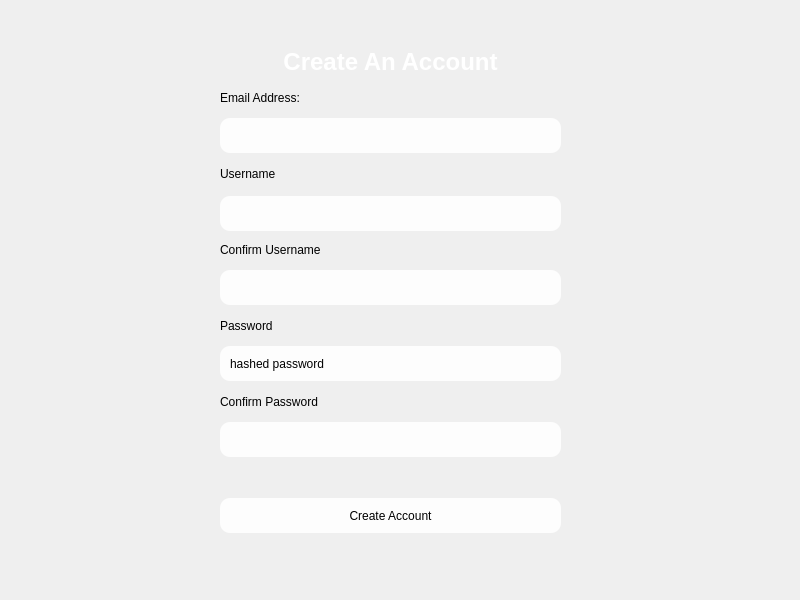
First picture: the form in QTCreator/createaccount.ui, repository iviej1998/Smart-Pet-Dashboard, before the edit.
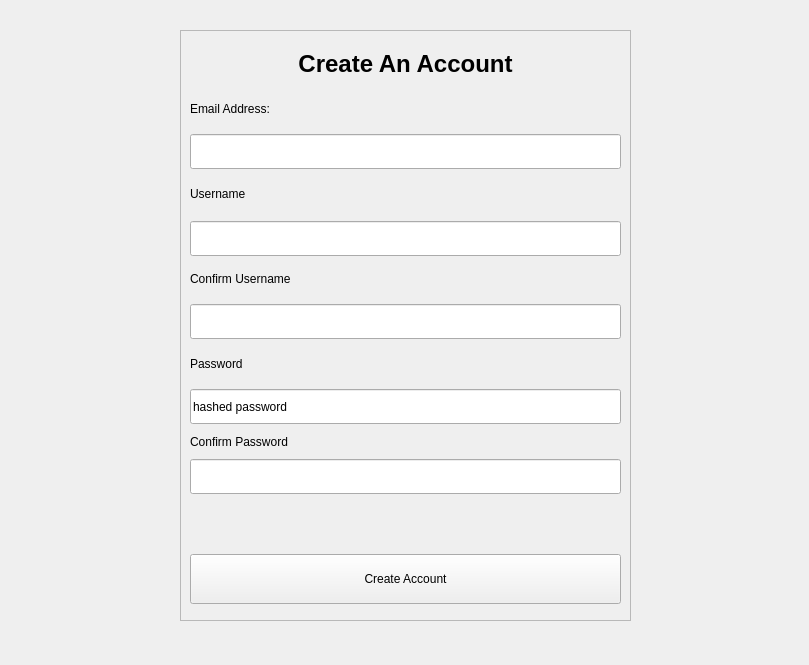
Second picture: the form after the edit.

What changed in the file:
```diff
--- a/QTCreator/createaccount.ui
+++ b/QTCreator/createaccount.ui
@@ -6,8 +6,8 @@
    <rect>
     <x>0</x>
     <y>0</y>
-    <width>800</width>
-    <height>600</height>
+    <width>809</width>
+    <height>665</height>
    </rect>
   </property>
   <property name="minimumSize">
@@ -30,19 +30,14 @@
    <widget class="QFrame" name="frame_2">
     <property name="geometry">
      <rect>
-      <x>200</x>
+      <x>180</x>
       <y>30</y>
-      <width>381</width>
-      <height>521</height>
+      <width>451</width>
+      <height>591</height>
      </rect>
     </property>
     <property name="styleSheet">
-     <string notr="true">background: qlineargradient(
-    x1:0, y1:0, x2:1, y2:1,
-    stop:0 rgba(0, 0, 0, 180),
-    stop:1 rgba(0, 0, 0, 100)
-);
-border-radius: 25px;</string>
+     <string notr="true"/>
     </property>
     <property name="frameShape">
      <enum>QFrame::Shape::StyledPanel</enum>
@@ -53,10 +48,10 @@
     <widget class="QWidget" name="formLayoutWidget">
      <property name="geometry">
       <rect>
-       <x>20</x>
+       <x>10</x>
        <y>10</y>
-       <width>341</width>
-       <height>501</height>
+       <width>431</width>
+       <height>571</height>
       </rect>
      </property>
      <layout class="QVBoxLayout" name="loginlayout">
@@ -65,7 +60,7 @@
         <property name="maximumSize">
          <size>
           <width>16777215</width>
-          <height>30</height>
+          <height>40</height>
          </size>
         </property>
         <property name="font">
@@ -78,9 +73,7 @@
          </font>
         </property>
         <property name="styleSheet">
-         <string notr="true">background: transparent;
-color: white
-</string>
+         <string notr="true"/>
         </property>
         <property name="text">
          <string>Create An Account</string>
@@ -95,11 +88,11 @@
         <property name="maximumSize">
          <size>
           <width>16777215</width>
-          <height>15</height>
+          <height>30</height>
          </size>
         </property>
         <property name="styleSheet">
-         <string notr="true">background: transparent;</string>
+         <string notr="true"/>
         </property>
         <property name="text">
          <string>Email Address:</string>
@@ -118,10 +111,7 @@
          </size>
         </property>
         <property name="styleSheet">
-         <string notr="true">background-color: rgba(255, 255, 255, 220);
-color: black;
-border-radius: 10px;
-padding: 8px;</string>
+         <string notr="true"/>
         </property>
        </widget>
       </item>
@@ -130,11 +120,11 @@
         <property name="maximumSize">
          <size>
           <width>16777215</width>
-          <height>15</height>
+          <height>30</height>
          </size>
         </property>
         <property name="styleSheet">
-         <string notr="true">background: transparent;</string>
+         <string notr="true"/>
         </property>
         <property name="text">
          <string>Username</string>
@@ -159,10 +149,7 @@
          </size>
         </property>
         <property name="styleSheet">
-         <string notr="true">background-color: rgba(255, 255, 255, 220);
-color: black;
-border-radius: 10px;
-padding: 8px;</string>
+         <string notr="true"/>
         </property>
         <property name="text">
          <string/>
@@ -174,11 +161,11 @@
         <property name="maximumSize">
          <size>
           <width>16777215</width>
-          <height>15</height>
+          <height>30</height>
          </size>
         </property>
         <property name="styleSheet">
-         <string notr="true">background: transparent;</string>
+         <string notr="true"/>
         </property>
         <property name="text">
          <string>Confirm Username</string>
@@ -197,10 +184,7 @@
          </size>
         </property>
         <property name="styleSheet">
-         <string notr="true">background-color: rgba(255, 255, 255, 220);
-color: black;
-border-radius: 10px;
-padding: 8px;</string>
+         <string notr="true"/>
         </property>
        </widget>
       </item>
@@ -209,11 +193,11 @@
         <property name="maximumSize">
          <size>
           <width>16777215</width>
-          <height>15</height>
+          <height>30</height>
          </size>
         </property>
         <property name="styleSheet">
-         <string notr="true">background: transparent;</string>
+         <string notr="true"/>
         </property>
         <property name="text">
          <string>Password</string>
@@ -229,10 +213,7 @@
          </size>
         </property>
         <property name="styleSheet">
-         <string notr="true">background-color: rgba(255, 255, 255, 220);
-color: black;
-border-radius: 10px;
-padding: 8px;</string>
+         <string notr="true"/>
         </property>
         <property name="text">
          <string>hashed password</string>
@@ -248,7 +229,7 @@
          </size>
         </property>
         <property name="styleSheet">
-         <string notr="true">background: transparent;</string>
+         <string notr="true"/>
         </property>
         <property name="text">
          <string>Confirm Password</string>
@@ -264,10 +245,7 @@
          </size>
         </property>
         <property name="styleSheet">
-         <string notr="true">background-color: rgba(255, 255, 255, 220);
-color: black;
-border-radius: 10px;
-padding: 8px;</string>
+         <string notr="true"/>
         </property>
        </widget>
       </item>
@@ -276,11 +254,11 @@
         <property name="maximumSize">
          <size>
           <width>16777215</width>
-          <height>15</height>
+          <height>40</height>
          </size>
         </property>
         <property name="styleSheet">
-         <string notr="true">background: transparent;</string>
+         <string notr="true"/>
         </property>
         <property name="text">
          <string/>
@@ -292,14 +270,11 @@
         <property name="maximumSize">
          <size>
           <width>16777215</width>
-          <height>35</height>
+          <height>50</height>
          </size>
         </property>
         <property name="styleSheet">
-         <string notr="true">background-color: rgba(255, 255, 255, 220);
-color: black;
-border-radius: 10px;
-padding: 8px;</string>
+         <string notr="true"/>
         </property>
         <property name="text">
          <string>Create Account</string>
```
Left out of the diff: 18 changed lines with no effect on the pictures.
